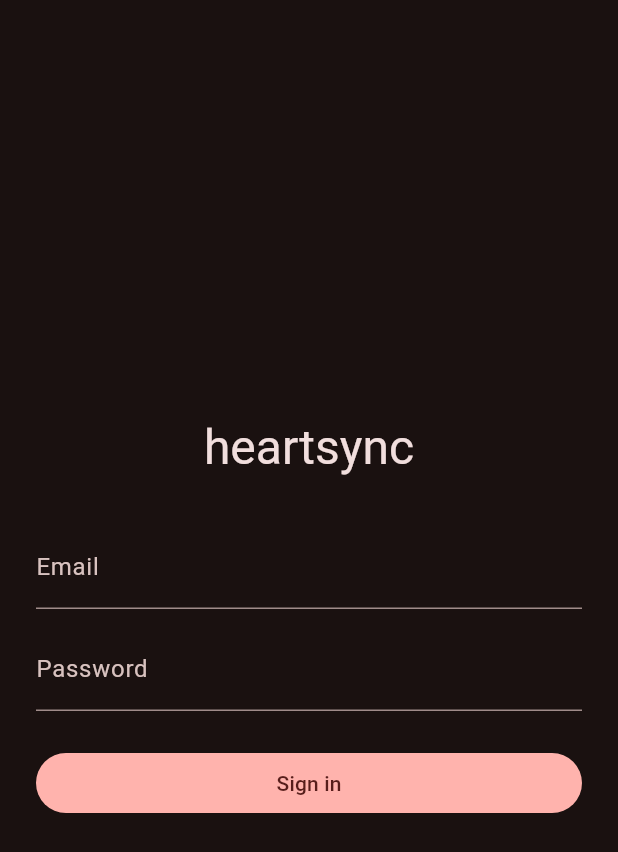
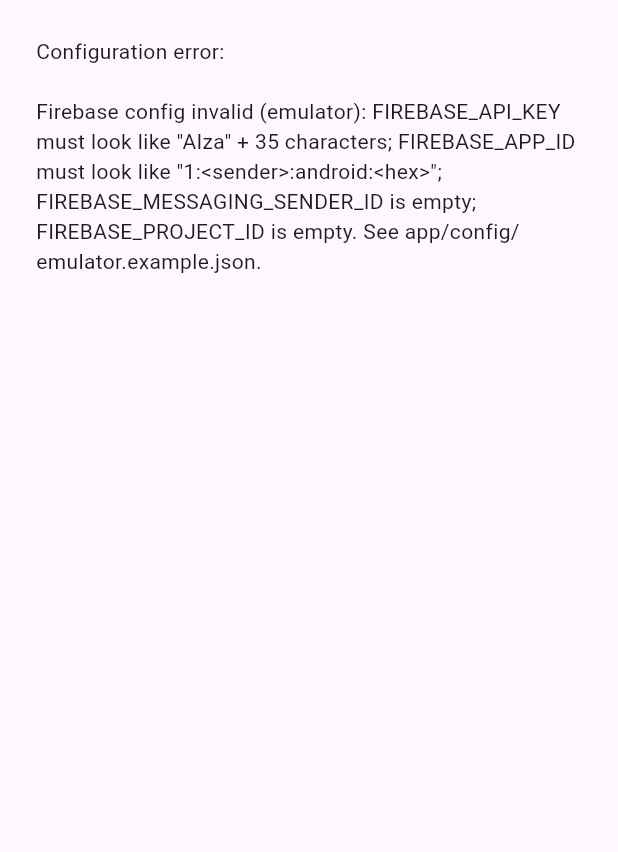
Before and after one commit to ckvishwa/heartsync, a Flutter app: the screen it shows after launch, on a phone screen of 412 x 824 dp. Shown: the top 852 px of the screen. Run offline on Flutter 3.47's test engine with Material 3 defaults, Android fonts, the phone set to English and light mode, and no system bars; our stand-ins replace cloud_firestore, cloud_functions, firebase_auth, firebase_core, flutter_riverpod; accounts and stored records are empty.

Commit message:
app: Firebase options from --dart-define-from-file, fail loudly on bad config
The Android SDK rejected the hardcoded 'demo-key' ('Please set a valid API
key'): keys must look like AIza + 35 chars even against the emulators.
Options now come from config/emulator.json (git-ignored; example committed)
with a correctly shaped placeholder. Startup validates every value; the real
project refuses the placeholder key and demo- project ids. Tests added.

Co-Authored-By: Claude Opus 5.5 <noreply@anthropic.com>

```diff
--- /dev/null
+++ b/app/config/emulator.example.json
@@ -0,0 +1,7 @@
+{
+  "USE_EMULATOR": "true",
+  "FIREBASE_PROJECT_ID": "demo-heartsync",
+  "FIREBASE_API_KEY": "AIzaEmulatorOnlyNotARealKey000000000000",
+  "FIREBASE_APP_ID": "1:000000000000:android:0000000000000000",
+  "FIREBASE_MESSAGING_SENDER_ID": "000000000000"
+}
--- /dev/null
+++ b/app/lib/core/firebase_config.dart
@@ -0,0 +1,81 @@
+import 'package:firebase_core/firebase_core.dart';
+
+/// Firebase options read from `--dart-define` / `--dart-define-from-file`.
+///
+/// Emulator (default): `flutter run --dart-define-from-file=config/emulator.json`
+/// (copy `config/emulator.example.json`; the copy is git-ignored).
+/// Real project: a git-ignored file with the values from `flutterfire configure`,
+/// plus `"USE_EMULATOR": "false"`.
+///
+/// Nothing here is hardcoded: missing values fail at startup with a message.
+class FirebaseConfig {
+  const FirebaseConfig({
+    required this.apiKey,
+    required this.appId,
+    required this.messagingSenderId,
+    required this.projectId,
+  });
+
+  factory FirebaseConfig.fromEnvironment() => const FirebaseConfig(
+    apiKey: String.fromEnvironment('FIREBASE_API_KEY'),
+    appId: String.fromEnvironment('FIREBASE_APP_ID'),
+    messagingSenderId: String.fromEnvironment('FIREBASE_MESSAGING_SENDER_ID'),
+    projectId: String.fromEnvironment('FIREBASE_PROJECT_ID'),
+  );
+
+  final String apiKey;
+  final String appId;
+  final String messagingSenderId;
+  final String projectId;
+
+  /// Marks the emulator placeholder key. A key containing it must never reach
+  /// a real project.
+  static const placeholderMarker = 'EmulatorOnly';
+
+  /// Shape the Android SDK checks (Firebase Installations): "AIza" + 35 chars.
+  static final _apiKeyShape = RegExp(r'^AIza[0-9A-Za-z_-]{35}$');
+  static final _appIdShape = RegExp(r'^\d+:\d+:(android|ios|web):[0-9a-f]+$');
+
+  /// Throws [StateError] naming every problem. Call before Firebase.initializeApp.
+  void validate({required bool emulator}) {
+    final problems = <String>[];
+    if (!_apiKeyShape.hasMatch(apiKey)) {
+      problems.add('FIREBASE_API_KEY must look like "AIza" + 35 characters');
+    }
+    if (!_appIdShape.hasMatch(appId)) {
+      problems.add('FIREBASE_APP_ID must look like "1:<sender>:android:<hex>"');
+    }
+    if (messagingSenderId.isEmpty) {
+      problems.add('FIREBASE_MESSAGING_SENDER_ID is empty');
+    }
+    if (projectId.isEmpty) {
+      problems.add('FIREBASE_PROJECT_ID is empty');
+    }
+    if (emulator) {
+      if (projectId.isNotEmpty && !projectId.startsWith('demo-')) {
+        problems.add('emulator mode needs a "demo-" project id, got "$projectId"');
+      }
+    } else {
+      if (apiKey.contains(placeholderMarker)) {
+        problems.add('FIREBASE_API_KEY is the emulator placeholder; use the real key');
+      }
+      if (projectId.startsWith('demo-')) {
+        problems.add('"$projectId" is an emulator project; set the real project id');
+      }
+    }
+    if (problems.isNotEmpty) {
+      throw StateError(
+        'Firebase config invalid (${emulator ? 'emulator' : 'REAL project'}): '
+        '${problems.join('; ')}. See app/config/emulator.example.json.',
+      );
+    }
+  }
+
+  FirebaseOptions toOptions() => FirebaseOptions(
+    apiKey: apiKey,
+    appId: appId,
+    messagingSenderId: messagingSenderId,
+    projectId: projectId,
+    storageBucket: '$projectId.appspot.com',
+  );
+}
--- a/app/lib/core/firebase_init.dart
+++ b/app/lib/core/firebase_init.dart
@@ -4,12 +4,15 @@ import 'package:firebase_auth/firebase_auth.dart';
 import 'package:firebase_core/firebase_core.dart';
 import 'package:flutter/foundation.dart';
 
+import 'firebase_config.dart';
+
 /// Phases 1 and 2 run against the local Firebase emulators only
 /// (project id `demo-heartsync`, see cloud/CLAUDE.md).
 ///
-/// When the real Firebase project exists: run `flutterfire configure`, pass
-/// `DefaultFirebaseOptions.currentPlatform` below, and build with
-/// `--dart-define=USE_EMULATOR=false`.
+/// Options come from `--dart-define-from-file` (see firebase_config.dart):
+///   `flutter run --dart-define-from-file=config/emulator.json --dart-define=EMULATOR_HOST=<PC IP>`
+/// The real project uses its own git-ignored file with `"USE_EMULATOR": "false"`;
+/// startup refuses the emulator placeholder key or a demo- project there.
 const bool useEmulator = bool.fromEnvironment('USE_EMULATOR', defaultValue: true);
 
 /// Host of the machine running the emulators. Override for a physical phone:
@@ -27,15 +30,8 @@ String get emulatorHost {
 }
 
 Future<void> initFirebase() async {
-  await Firebase.initializeApp(
-    options: const FirebaseOptions(
-      apiKey: 'demo-key',
-      appId: '1:1234567890:android:0000000000000000',
-      messagingSenderId: '1234567890',
-      projectId: 'demo-heartsync',
-      storageBucket: 'demo-heartsync.appspot.com',
-    ),
-  );
+  final config = FirebaseConfig.fromEnvironment()..validate(emulator: useEmulator);
+  await Firebase.initializeApp(options: config.toOptions());
   if (useEmulator) {
     final host = emulatorHost;
     await FirebaseAuth.instance.useAuthEmulator(host, 9099);
--- a/app/lib/main.dart
+++ b/app/lib/main.dart
@@ -7,8 +7,33 @@ import 'core/theme.dart';
 
 Future<void> main() async {
   WidgetsFlutterBinding.ensureInitialized();
-  await initFirebase();
+  try {
+    await initFirebase();
+  } on StateError catch (e) {
+    // Fail loudly: a misconfigured build must not reach Firebase at all.
+    runApp(ConfigErrorApp(message: e.message));
+    return;
+  }
   runApp(const ProviderScope(child: HeartsyncApp()));
+}
+
+class ConfigErrorApp extends StatelessWidget {
+  const ConfigErrorApp({super.key, required this.message});
+  final String message;
+
+  @override
+  Widget build(BuildContext context) {
+    return MaterialApp(
+      home: Scaffold(
+        body: SafeArea(
+          child: Padding(
+            padding: const EdgeInsets.all(24),
+            child: Text('Configuration error:\n\n$message'),
+          ),
+        ),
+      ),
+    );
+  }
 }
 
 class HeartsyncApp extends StatelessWidget {
@@ -16,10 +41,6 @@ class HeartsyncApp extends StatelessWidget {
 
   @override
   Widget build(BuildContext context) {
-    return MaterialApp(
-      title: 'heartsync',
-      theme: buildTheme(),
-      home: const AuthGate(),
-    );
+    return MaterialApp(title: 'heartsync', theme: buildTheme(), home: const AuthGate());
   }
 }
```
Also changed, not shown: 3 other files.
